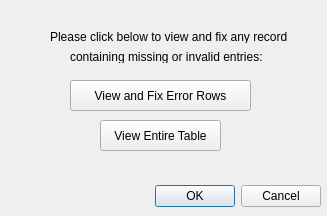
First picture: the form in src/dialogforerror.ui, repository dnewell/AcuitySTAR-Dashboard, before the edit.
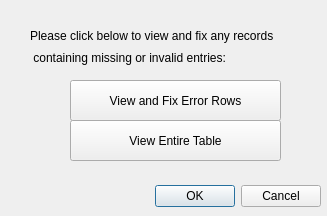
Second picture: the form after the edit.

Commit message: Updated help UI and descriptions

```diff
--- a/src/dialogforerror.ui
+++ b/src/dialogforerror.ui
@@ -40,8 +40,8 @@
     <rect>
      <x>70</x>
      <y>80</y>
-     <width>181</width>
-     <height>31</height>
+     <width>211</width>
+     <height>41</height>
     </rect>
    </property>
    <property name="text">
@@ -51,10 +51,10 @@
   <widget class="QPushButton" name="pushButton_3">
    <property name="geometry">
     <rect>
-     <x>100</x>
+     <x>70</x>
      <y>120</y>
-     <width>121</width>
-     <height>31</height>
+     <width>211</width>
+     <height>41</height>
     </rect>
    </property>
    <property name="text">
@@ -64,10 +64,10 @@
   <widget class="QLabel" name="label">
    <property name="geometry">
     <rect>
-     <x>50</x>
-     <y>30</y>
-     <width>237</width>
-     <height>13</height>
+     <x>30</x>
+     <y>20</y>
+     <width>281</width>
+     <height>31</height>
     </rect>
    </property>
    <property name="text">
@@ -77,14 +77,14 @@
   <widget class="QLabel" name="label_2">
    <property name="geometry">
     <rect>
-     <x>70</x>
+     <x>30</x>
      <y>50</y>
-     <width>225</width>
-     <height>13</height>
+     <width>281</width>
+     <height>16</height>
     </rect>
    </property>
    <property name="text">
-    <string>containing missing or invalid entries:</string>
+    <string> containing missing or invalid entries:</string>
    </property>
   </widget>
  </widget>
```
Left out of the diff: 5 changed lines with no effect on the pictures. The commit also changes 5 other files.
